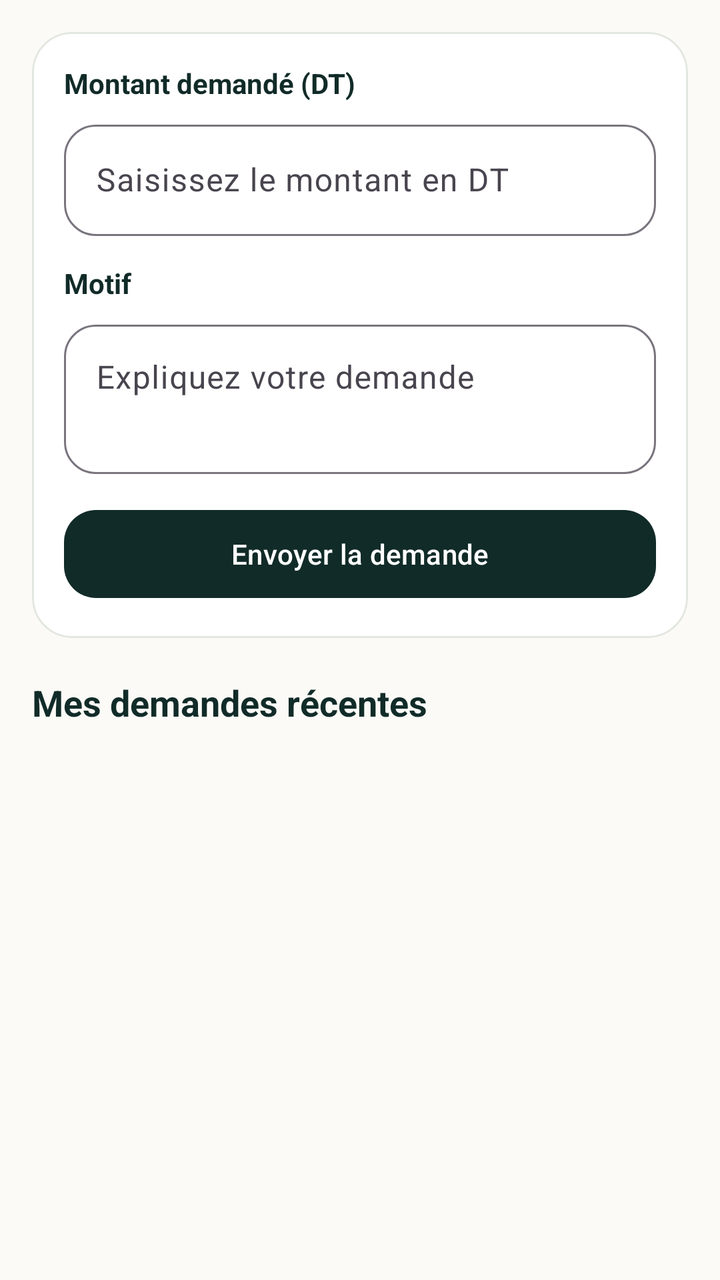
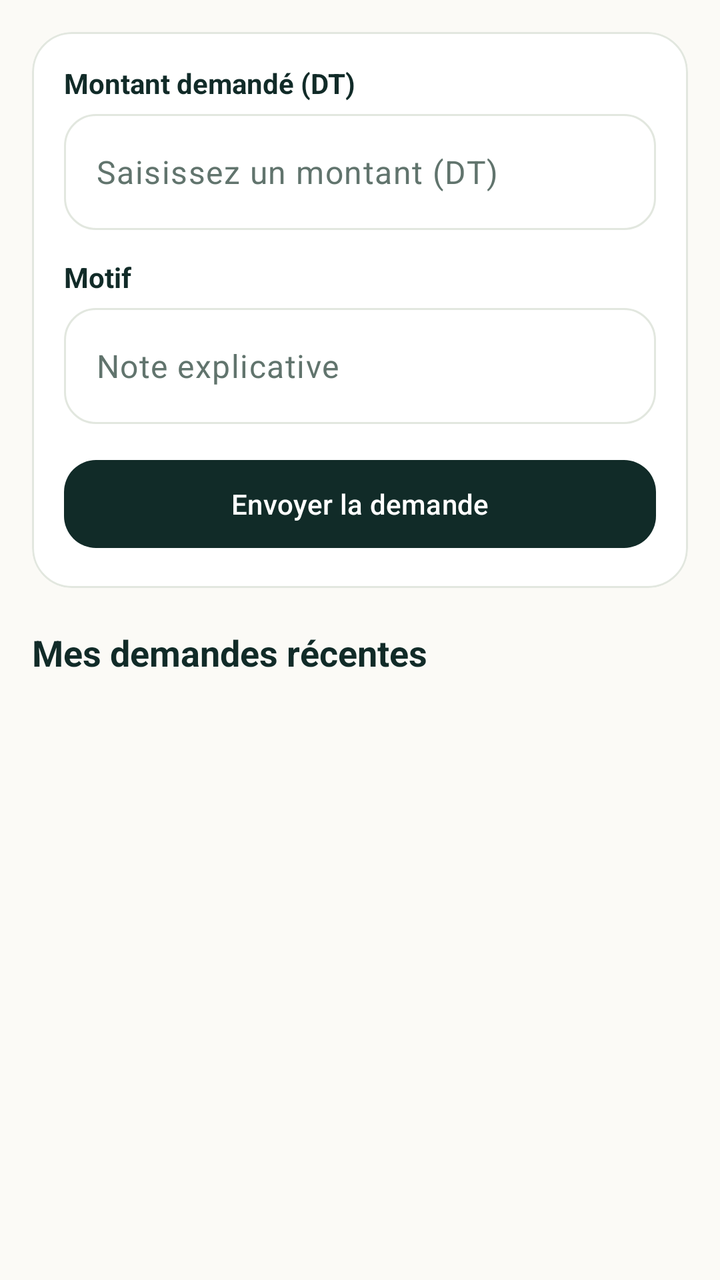

Compare the two renders of this Android layout. The source of the first and the diff that turns it into the second are given below.
<!-- AndroidManifest.xml: application theme Theme.Masrouf1 -->
<!-- res/layout/activity_money_request.xml -->
<?xml version="1.0" encoding="utf-8"?>
<ScrollView xmlns:android="http://schemas.android.com/apk/res/android"
    xmlns:app="http://schemas.android.com/apk/res-auto"
    android:layout_width="match_parent"
    android:layout_height="match_parent"
    android:fillViewport="true">
    <LinearLayout
        android:layout_width="match_parent"
        android:layout_height="wrap_content"
        android:orientation="vertical"
        android:padding="16dp">
        <com.google.android.material.card.MaterialCardView
            android:layout_width="match_parent"
            android:layout_height="wrap_content"
            app:cardBackgroundColor="@color/alabaster"
            app:cardCornerRadius="20dp"
            app:strokeColor="@color/card_border"
            app:strokeWidth="1dp">
            <LinearLayout
                android:layout_width="match_parent"
                android:layout_height="wrap_content"
                android:orientation="vertical"
                android:padding="16dp">
                <TextView android:layout_width="match_parent" android:layout_height="wrap_content" android:text="@string/money_request_amount" android:textColor="@color/forest" android:textStyle="bold" />
                <com.google.android.material.textfield.TextInputLayout
                    android:layout_width="match_parent"
                    android:layout_height="wrap_content"
                    android:layout_marginTop="6dp"
                    app:boxBackgroundColor="@color/alabaster"
                    app:boxBackgroundMode="outline"
                    app:boxCornerRadiusBottomEnd="16dp"
                    app:boxCornerRadiusBottomStart="16dp"
                    app:boxCornerRadiusTopEnd="16dp"
                    app:boxCornerRadiusTopStart="16dp">
                    <com.google.android.material.textfield.TextInputEditText
                        android:id="@+id/request_amount"
                        android:layout_width="match_parent"
                        android:layout_height="wrap_content"
                        android:hint="@string/money_amount_hint"
                        android:inputType="numberDecimal"
                        android:maxLines="1" />
                </com.google.android.material.textfield.TextInputLayout>
                <TextView android:layout_width="match_parent" android:layout_height="wrap_content" android:layout_marginTop="14dp" android:text="@string/money_request_reason" android:textColor="@color/forest" android:textStyle="bold" />
                <com.google.android.material.textfield.TextInputLayout
                    android:layout_width="match_parent"
                    android:layout_height="wrap_content"
                    android:layout_marginTop="6dp"
                    app:boxBackgroundColor="@color/alabaster"
                    app:boxBackgroundMode="outline"
                    app:boxCornerRadiusBottomEnd="16dp"
                    app:boxCornerRadiusBottomStart="16dp"
                    app:boxCornerRadiusTopEnd="16dp"
                    app:boxCornerRadiusTopStart="16dp">
                    <com.google.android.material.textfield.TextInputEditText
                        android:id="@+id/request_reason"
                        android:layout_width="match_parent"
                        android:layout_height="wrap_content"
                        android:gravity="top|start"
                        android:hint="@string/money_request_reason_hint"
                        android:inputType="textCapSentences|textMultiLine"
                        android:minLines="2" />
                </com.google.android.material.textfield.TextInputLayout>
                <TextView android:id="@+id/request_feedback" android:layout_width="match_parent" android:layout_height="wrap_content" android:layout_marginTop="8dp" android:visibility="gone" />
                <com.google.android.material.button.MaterialButton android:id="@+id/request_submit" android:layout_width="match_parent" android:layout_height="52dp" android:layout_marginTop="14dp" android:text="@string/money_request_submit" app:backgroundTint="@color/forest" app:cornerRadius="16dp" />
            </LinearLayout>
        </com.google.android.material.card.MaterialCardView>
        <TextView android:layout_width="match_parent" android:layout_height="wrap_content" android:layout_marginTop="20dp" android:text="@string/money_request_history" android:textColor="@color/forest" android:textSize="18sp" android:textStyle="bold" />
        <TextView android:id="@+id/request_empty" android:layout_width="match_parent" android:layout_height="wrap_content" android:paddingTop="10dp" android:text="@string/dashboard_transactions_empty" android:textColor="@color/muted_green" android:visibility="gone" />
        <androidx.recyclerview.widget.RecyclerView android:id="@+id/request_history" android:layout_width="match_parent" android:layout_height="wrap_content" android:nestedScrollingEnabled="false" android:paddingTop="8dp" />
    </LinearLayout>
</ScrollView>
<!-- resources referenced by this layout -->
<resources>
  <string name="money_amount_hint">Saisissez le montant en DT</string>
  <string name="money_request_reason_hint">Expliquez votre demande</string>
  <style name="Base.Theme.Masrouf1" parent="Theme.Material3.DayNight.NoActionBar">
          <item name="colorPrimary">@color/forest</item>
          <item name="colorOnPrimary">@color/alabaster</item>
          <item name="colorSecondary">@color/emerald</item>
          <item name="colorOnSecondary">@color/alabaster</item>
          <item name="android:colorAccent">@color/emerald</item>
          <item name="android:windowLightStatusBar">true</item>
          <item name="android:statusBarColor">@color/cream</item>
          <item name="android:navigationBarColor">@color/cream</item>
          <item name="android:windowBackground">@color/cream</item>
      </style>
  <!-- unchanged entries left out for length: 12 -->
</resources>

<!-- the commit's change to res/layout/activity_money_request.xml (unified diff, before → after) -->
@@ -35,10 +35,11 @@
                     <com.google.android.material.textfield.TextInputEditText
                         android:id="@+id/request_amount"
                         android:layout_width="match_parent"
-                        android:layout_height="wrap_content"
-                        android:hint="@string/money_amount_hint"
+                        android:layout_height="58dp"
+                        android:hint="@string/hint_amount"
                         android:inputType="numberDecimal"
-                        android:maxLines="1" />
+                        android:singleLine="true"
+                        android:textColor="@color/ink" />
                 </com.google.android.material.textfield.TextInputLayout>
                 <TextView android:layout_width="match_parent" android:layout_height="wrap_content" android:layout_marginTop="14dp" android:text="@string/money_request_reason" android:textColor="@color/forest" android:textStyle="bold" />
                 <com.google.android.material.textfield.TextInputLayout
@@ -54,11 +55,11 @@
                     <com.google.android.material.textfield.TextInputEditText
                         android:id="@+id/request_reason"
                         android:layout_width="match_parent"
-                        android:layout_height="wrap_content"
-                        android:gravity="top|start"
-                        android:hint="@string/money_request_reason_hint"
-                        android:inputType="textCapSentences|textMultiLine"
-                        android:minLines="2" />
+                        android:layout_height="58dp"
+                        android:hint="@string/expense_note"
+                        android:inputType="text"
+                        android:singleLine="true"
+                        android:textColor="@color/ink" />
                 </com.google.android.material.textfield.TextInputLayout>
                 <TextView android:id="@+id/request_feedback" android:layout_width="match_parent" android:layout_height="wrap_content" android:layout_marginTop="8dp" android:visibility="gone" />
                 <com.google.android.material.button.MaterialButton android:id="@+id/request_submit" android:layout_width="match_parent" android:layout_height="52dp" android:layout_marginTop="14dp" android:text="@string/money_request_submit" app:backgroundTint="@color/forest" app:cornerRadius="16dp" />
<!-- resource entries referenced after the edit -->
@@ -1,17 +1,123 @@
 <!-- resources referenced by this layout -->
 <resources>
-  <string name="money_amount_hint">Saisissez le montant en DT</string>
-  <string name="money_request_reason_hint">Expliquez votre demande</string>
+  <color name="ink">#112B28</color>
+  <string name="expense_note">Note explicative</string>
+  <string name="hint_amount">Saisissez un montant (DT)</string>
   <style name="Base.Theme.Masrouf1" parent="Theme.Material3.DayNight.NoActionBar">
+          
           <item name="colorPrimary">@color/forest</item>
           <item name="colorOnPrimary">@color/alabaster</item>
+          <item name="colorPrimaryContainer">@color/mint</item>
+          <item name="colorOnPrimaryContainer">@color/forest</item>
           <item name="colorSecondary">@color/emerald</item>
           <item name="colorOnSecondary">@color/alabaster</item>
+          <item name="colorSecondaryContainer">@color/mint_light</item>
+          <item name="colorOnSecondaryContainer">@color/forest</item>
+          <item name="colorTertiary">@color/mint_accent</item>
+          <item name="colorOnTertiary">@color/forest</item>
+          <item name="colorTertiaryContainer">@color/mint</item>
+          <item name="colorOnTertiaryContainer">@color/forest</item>
+  
+          
+          <item name="colorControlActivated">@color/emerald</item>
+          <item name="colorControlHighlight">@color/mint</item>
+          <item name="colorControlNormal">@color/muted_green</item>
+          <item name="colorAccent">@color/emerald</item>
           <item name="android:colorAccent">@color/emerald</item>
+          <item name="android:textColorHighlight">@color/mint</item>
+  
+          
+          <item name="colorSurface">@color/alabaster</item>
+          <item name="colorOnSurface">@color/forest</item>
+          <item name="colorSurfaceVariant">@color/cream</item>
+          <item name="colorOnSurfaceVariant">@color/muted_green</item>
+          <item name="colorSurfaceContainerLowest">@color/alabaster</item>
+          <item name="colorSurfaceContainerLow">@color/cream</item>
+          <item name="colorSurfaceContainer">@color/cream</item>
+          <item name="colorSurfaceContainerHigh">@color/mint</item>
+          <item name="colorSurfaceContainerHighest">@color/mint</item>
+          <item name="android:colorBackground">@color/cream</item>
+          <item name="colorOnBackground">@color/forest</item>
+  
+          
+          <item name="colorError">@color/coral</item>
+          <item name="colorOnError">@color/alabaster</item>
+  
+          
+          <item name="colorOutline">@color/card_border</item>
+          <item name="colorOutlineVariant">@color/card_border</item>
+  
+          
+          <item name="android:textColorPrimary">@color/forest</item>
+          <item name="android:textColorSecondary">@color/muted_green</item>
+          <item name="android:textColorHint">@color/muted_green</item>
+  
+          
           <item name="android:windowLightStatusBar">true</item>
           <item name="android:statusBarColor">@color/cream</item>
           <item name="android:navigationBarColor">@color/cream</item>
           <item name="android:windowBackground">@color/cream</item>
+  
+          
+          <item name="android:colorEdgeEffect">@color/mint_accent</item>
+  
+          
+          <item name="textInputStyle">@style/Widget.Masrouf.TextInputLayout</item>
+          <item name="chipStyle">@style/Widget.Masrouf.Chip</item>
+          <item name="materialButtonOutlinedStyle">@style/Widget.Masrouf.Button.Outlined</item>
+          <item name="materialAlertDialogTheme">@style/ThemeOverlay.Masrouf.AlertDialog</item>
+          
+          <item name="editTextStyle">@style/Widget.Masrouf.EditText</item>
+          
+          <item name="android:textColor">@color/ink</item>
+          
+          <item name="materialButtonStyle">@style/Widget.Masrouf.Button.Material</item>
+      </style>
+  <color name="mint">#D9EEDD</color>
+  <color name="mint_light">#D9EEDD</color>
+  <color name="mint_accent">#85B8A5</color>
+  <color name="coral">#DC7770</color>
+  <style name="Widget.Masrouf.TextInputLayout" parent="Widget.Material3.TextInputLayout.OutlinedBox">
+          <item name="boxBackgroundColor">@color/alabaster</item>
+          <item name="boxStrokeColor">@color/text_input_stroke_color</item>
+          <item name="hintEnabled">false</item>
+          <item name="hintTextColor">@color/text_input_label_color</item>
+          <item name="android:textColorHint">@color/muted_green</item>
+          <item name="boxCornerRadiusTopStart">12dp</item>
+          <item name="boxCornerRadiusTopEnd">12dp</item>
+          <item name="boxCornerRadiusBottomStart">12dp</item>
+          <item name="boxCornerRadiusBottomEnd">12dp</item>
+      </style>
+  <style name="Widget.Masrouf.Chip" parent="Widget.Material3.Chip.Filter">
+          <item name="chipBackgroundColor">@color/chip_background_color</item>
+          <item name="chipStrokeColor">@color/chip_stroke_color</item>
+          <item name="chipStrokeWidth">1dp</item>
+          <item name="android:textColor">@color/forest</item>
+          <item name="checkedIconTint">@color/emerald</item>
+      </style>
+  <style name="Widget.Masrouf.Button.Outlined" parent="Widget.Material3.Button.OutlinedButton">
+          <item name="android:textColor">@color/forest</item>
+          <item name="strokeColor">@color/forest</item>
+          <item name="iconTint">@color/forest</item>
+      </style>
+  <style name="ThemeOverlay.Masrouf.AlertDialog" parent="ThemeOverlay.Material3.MaterialAlertDialog">
+          <item name="colorPrimary">@color/forest</item>
+          <item name="colorSecondary">@color/emerald</item>
+          <item name="colorSurface">@color/alabaster</item>
+          <item name="colorSurfaceContainerHigh">@color/alabaster</item>
+          <item name="buttonBarPositiveButtonStyle">@style/Widget.Masrouf.DialogButton</item>
+          <item name="buttonBarNegativeButtonStyle">@style/Widget.Masrouf.DialogButton</item>
+          <item name="buttonBarNeutralButtonStyle">@style/Widget.Masrouf.DialogButton</item>
+      </style>
+  <style name="Widget.Masrouf.EditText" parent="Widget.AppCompat.EditText">
+          <item name="android:textColor">@color/ink</item>
+          <item name="android:textColorHint">@color/muted_green</item>
+      </style>
+  <style name="Widget.Masrouf.Button.Material" parent="Widget.Material3.Button">
+          <item name="android:minHeight">48dp</item>
+      </style>
+  <style name="Widget.Masrouf.DialogButton" parent="Widget.Material3.Button.TextButton.Dialog">
+          <item name="android:textColor">@color/emerald</item>
       </style>
   <!-- unchanged entries left out for length: 12 -->
 </resources>
